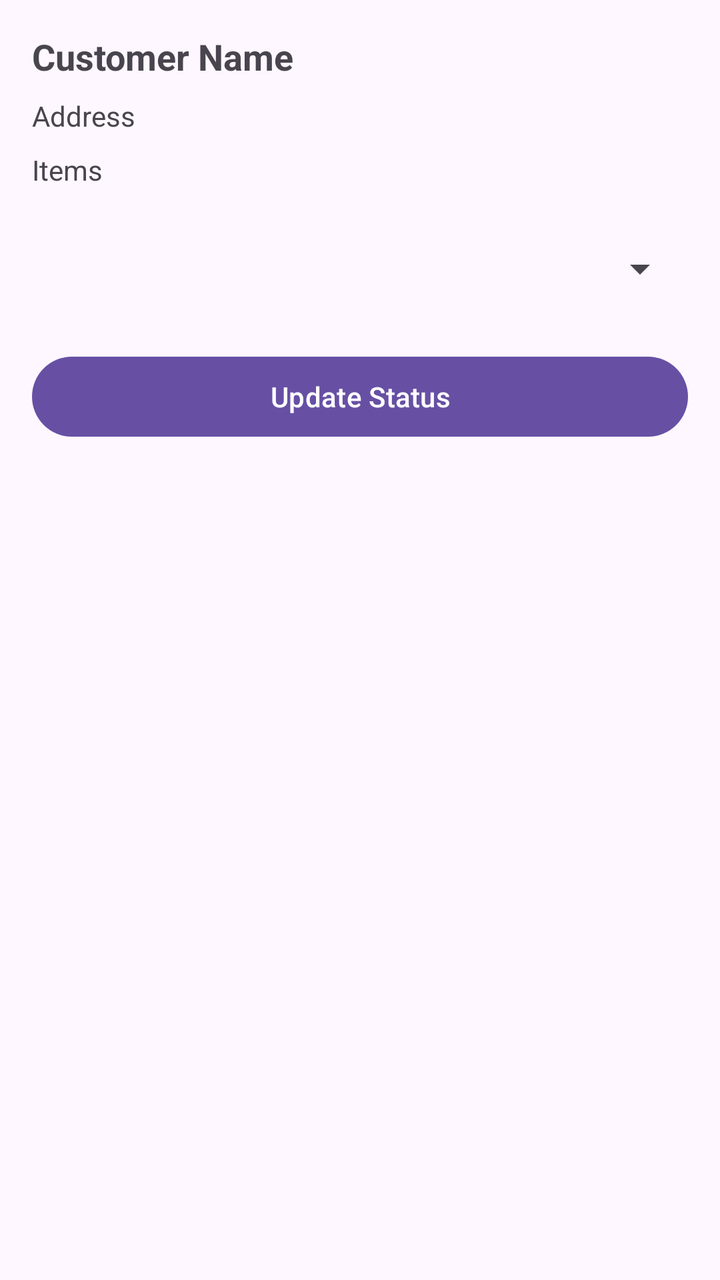
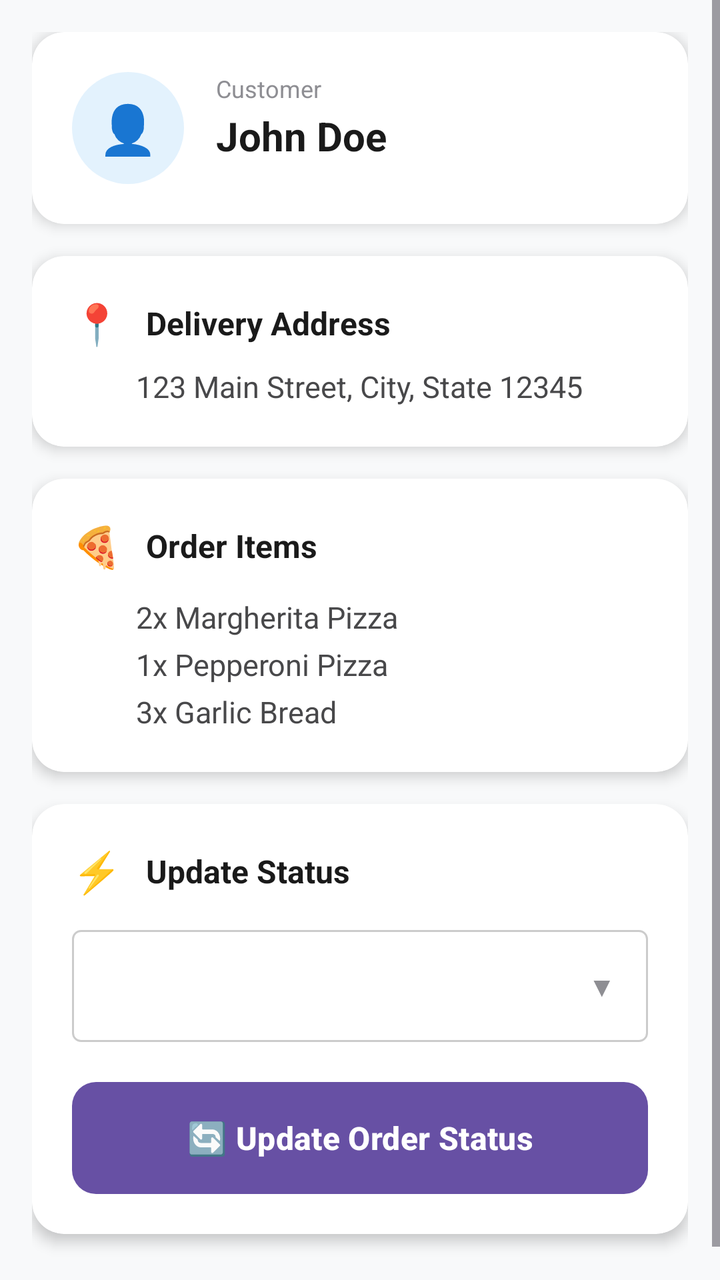

An Android layout rendered at two revisions. The XML below is the earlier revision; the diff shows what the commit changed to produce the second picture.
<!-- AndroidManifest.xml: application theme Theme.Pizzar11 -->
<!-- res/layout/activity_order_details.xml -->
<?xml version="1.0" encoding="utf-8"?>
<LinearLayout xmlns:android="http://schemas.android.com/apk/res/android"
    android:layout_width="match_parent"
    android:layout_height="match_parent"
    android:orientation="vertical"
    android:padding="16dp">

    <TextView
        android:id="@+id/tvCustomerName"
        android:layout_width="match_parent"
        android:layout_height="wrap_content"
        android:text="Customer Name"
        android:textSize="18sp"
        android:textStyle="bold" />

    <TextView
        android:id="@+id/tvAddress"
        android:layout_width="match_parent"
        android:layout_height="wrap_content"
        android:text="Address"
        android:textSize="14sp"
        android:layout_marginTop="8dp" />

    <TextView
        android:id="@+id/tvItems"
        android:layout_width="match_parent"
        android:layout_height="wrap_content"
        android:text="Items"
        android:textSize="14sp"
        android:layout_marginTop="8dp" />



    <Spinner
        android:id="@+id/spinnerStatus"
        android:layout_width="match_parent"
        android:layout_height="48dp"
        android:layout_marginTop="16dp" />

    <Button
        android:id="@+id/btnUpdate"
        android:layout_width="match_parent"
        android:layout_height="48dp"
        android:text="Update Status"
        android:layout_marginTop="16dp" />

</LinearLayout>
<!-- resources referenced by this layout -->
<resources>
  <style name="Theme.Pizzar11" parent="Base.Theme.Pizzar11" />
  <style name="Base.Theme.Pizzar11" parent="Theme.Material3.DayNight.NoActionBar">
          
          
      </style>
</resources>

<!-- the commit's change to res/layout/activity_order_details.xml (unified diff, before → after) -->
@@ -1,47 +1,264 @@
 <?xml version="1.0" encoding="utf-8"?>
-<LinearLayout xmlns:android="http://schemas.android.com/apk/res/android"
+<ScrollView xmlns:android="http://schemas.android.com/apk/res/android"
+    xmlns:app="http://schemas.android.com/apk/res-auto"
     android:layout_width="match_parent"
     android:layout_height="match_parent"
-    android:orientation="vertical"
-    android:padding="16dp">
-
-    <TextView
-        android:id="@+id/tvCustomerName"
+    android:background="#F8F9FA">
+
+    <LinearLayout
         android:layout_width="match_parent"
         android:layout_height="wrap_content"
-        android:text="Customer Name"
-        android:textSize="18sp"
-        android:textStyle="bold" />
-
-    <TextView
-        android:id="@+id/tvAddress"
-        android:layout_width="match_parent"
-        android:layout_height="wrap_content"
-        android:text="Address"
-        android:textSize="14sp"
-        android:layout_marginTop="8dp" />
-
-    <TextView
-        android:id="@+id/tvItems"
-        android:layout_width="match_parent"
-        android:layout_height="wrap_content"
-        android:text="Items"
-        android:textSize="14sp"
-        android:layout_marginTop="8dp" />
-
-
-
-    <Spinner
-        android:id="@+id/spinnerStatus"
-        android:layout_width="match_parent"
-        android:layout_height="48dp"
-        android:layout_marginTop="16dp" />
-
-    <Button
-        android:id="@+id/btnUpdate"
-        android:layout_width="match_parent"
-        android:layout_height="48dp"
-        android:text="Update Status"
-        android:layout_marginTop="16dp" />
-
-</LinearLayout>
+        android:orientation="vertical"
+        android:padding="16dp">
+
+        
+        <androidx.cardview.widget.CardView
+            android:layout_width="match_parent"
+            android:layout_height="wrap_content"
+            android:layout_marginBottom="16dp"
+            app:cardCornerRadius="16dp"
+            app:cardElevation="4dp"
+            android:backgroundTint="#FFFFFF">
+
+            <LinearLayout
+                android:layout_width="match_parent"
+                android:layout_height="wrap_content"
+                android:orientation="horizontal"
+                android:padding="20dp">
+
+                
+                <LinearLayout
+                    android:layout_width="56dp"
+                    android:layout_height="56dp"
+                    android:background="@drawable/customer_icon_bg"
+                    android:gravity="center"
+                    android:layout_marginEnd="16dp">
+
+                    <TextView
+                        android:layout_width="wrap_content"
+                        android:layout_height="wrap_content"
+                        android:text="👤"
+                        android:textSize="24sp" />
+
+                </LinearLayout>
+
+                
+                <LinearLayout
+                    android:layout_width="0dp"
+                    android:layout_height="wrap_content"
+                    android:layout_weight="1"
+                    android:orientation="vertical">
+
+                    <TextView
+                        android:layout_width="wrap_content"
+                        android:layout_height="wrap_content"
+                        android:text="Customer"
+                        android:textSize="12sp"
+                        android:textColor="#8E8E93"
+                        android:textStyle="normal" />
+
+                    <TextView
+                        android:id="@+id/tvCustomerName"
+                        android:layout_width="wrap_content"
+                        android:layout_height="wrap_content"
+                        android:text="John Doe"
+                        android:textSize="20sp"
+                        android:textStyle="bold"
+                        android:textColor="#1A1A1A"
+                        android:layout_marginTop="2dp" />
+
+                </LinearLayout>
+
+            </LinearLayout>
+
+        </androidx.cardview.widget.CardView>
+
+        
+        <androidx.cardview.widget.CardView
+            android:layout_width="match_parent"
+            android:layout_height="wrap_content"
+            android:layout_marginBottom="16dp"
+            app:cardCornerRadius="16dp"
+            app:cardElevation="4dp"
+            android:backgroundTint="#FFFFFF">
+
+            <LinearLayout
+                android:layout_width="match_parent"
+                android:layout_height="wrap_content"
+                android:orientation="vertical"
+                android:padding="20dp">
+
+                <LinearLayout
+                    android:layout_width="match_parent"
+                    android:layout_height="wrap_content"
+                    android:orientation="horizontal"
+                    android:gravity="center_vertical"
+                    android:layout_marginBottom="8dp">
+
+                    <TextView
+                        android:layout_width="wrap_content"
+                        android:layout_height="wrap_content"
+                        android:text="📍"
+                        android:textSize="20sp"
+                        android:layout_marginEnd="12dp" />
+
+                    <TextView
+                        android:layout_width="wrap_content"
+                        android:layout_height="wrap_content"
+                        android:text="Delivery Address"
+                        android:textSize="16sp"
+                        android:textStyle="bold"
+                        android:textColor="#1A1A1A" />
+
+                </LinearLayout>
+
+                <TextView
+                    android:id="@+id/tvAddress"
+                    android:layout_width="match_parent"
+                    android:layout_height="wrap_content"
+                    android:text="123 Main Street, City, State 12345"
+                    android:textSize="15sp"
+                    android:textColor="#48484A"
+                    android:lineSpacingExtra="4dp"
+                    android:paddingStart="32dp" />
+
+            </LinearLayout>
+
+        </androidx.cardview.widget.CardView>
+
+        
+        <androidx.cardview.widget.CardView
+            android:layout_width="match_parent"
+            android:layout_height="wrap_content"
+            android:layout_marginBottom="16dp"
+            app:cardCornerRadius="16dp"
+            app:cardElevation="4dp"
+            android:backgroundTint="#FFFFFF">
+
+            <LinearLayout
+                android:layout_width="match_parent"
+                android:layout_height="wrap_content"
+                android:orientation="vertical"
+                android:padding="20dp">
+
+                <LinearLayout
+                    android:layout_width="match_parent"
+                    android:layout_height="wrap_content"
+                    android:orientation="horizontal"
+                    android:gravity="center_vertical"
+                    android:layout_marginBottom="12dp">
+
+                    <TextView
+                        android:layout_width="wrap_content"
+                        android:layout_height="wrap_content"
+                        android:text="🍕"
+                        android:textSize="20sp"
+                        android:layout_marginEnd="12dp" />
+
+                    <TextView
+                        android:layout_width="wrap_content"
+                        android:layout_height="wrap_content"
+                        android:text="Order Items"
+                        android:textSize="16sp"
+                        android:textStyle="bold"
+                        android:textColor="#1A1A1A" />
+
+                </LinearLayout>
+
+                <TextView
+                    android:id="@+id/tvItems"
+                    android:layout_width="match_parent"
+                    android:layout_height="wrap_content"
+                    android:text="2x Margherita Pizza\n1x Pepperoni Pizza\n3x Garlic Bread"
+                    android:textSize="15sp"
+                    android:textColor="#48484A"
+                    android:lineSpacingExtra="6dp"
+                    android:paddingStart="32dp" />
+
+            </LinearLayout>
+
+        </androidx.cardview.widget.CardView>
+
+        
+        <androidx.cardview.widget.CardView
+            android:layout_width="match_parent"
+            android:layout_height="wrap_content"
+            android:layout_marginBottom="24dp"
+            app:cardCornerRadius="16dp"
+            app:cardElevation="4dp"
+            android:backgroundTint="#FFFFFF">
+
+            <LinearLayout
+                android:layout_width="match_parent"
+                android:layout_height="wrap_content"
+                android:orientation="vertical"
+                android:padding="20dp">
+
+                <LinearLayout
+                    android:layout_width="match_parent"
+                    android:layout_height="wrap_content"
+                    android:orientation="horizontal"
+                    android:gravity="center_vertical"
+                    android:layout_marginBottom="16dp">
+
+                    <TextView
+                        android:layout_width="wrap_content"
+                        android:layout_height="wrap_content"
+                        android:text="⚡"
+                        android:textSize="20sp"
+                        android:layout_marginEnd="12dp" />
+
+                    <TextView
+                        android:layout_width="wrap_content"
+                        android:layout_height="wrap_content"
+                        android:text="Update Status"
+                        android:textSize="16sp"
+                        android:textStyle="bold"
+                        android:textColor="#1A1A1A" />
+
+                </LinearLayout>
+
+                
+                <LinearLayout
+                    android:layout_width="match_parent"
+                    android:layout_height="56dp"
+                    android:background="@drawable/spinner_background"
+                    android:gravity="center_vertical"
+                    android:paddingHorizontal="16dp"
+                    android:layout_marginBottom="20dp">
+
+                    <Spinner
+                        android:id="@+id/spinnerStatus"
+                        android:layout_width="0dp"
+                        android:layout_height="match_parent"
+                        android:layout_weight="1"
+                        android:background="@android:color/transparent"
+                        android:spinnerMode="dropdown" />
+
+                    <TextView
+                        android:layout_width="wrap_content"
+                        android:layout_height="wrap_content"
+                        android:text="▼"
+                        android:textSize="14sp"
+                        android:textColor="#8E8E93" />
+
+                </LinearLayout>
+
+                
+                <Button
+                    android:id="@+id/btnUpdate"
+                    android:layout_width="match_parent"
+                    android:layout_height="56dp"
+                    android:background="@drawable/update_button_bg"
+                    android:text="🔄 Update Order Status"
+                    android:textColor="#FFFFFF"
+                    android:textSize="16sp"
+                    android:textStyle="bold" />
+
+            </LinearLayout>
+
+        </androidx.cardview.widget.CardView>
+
+    </LinearLayout>
+
+</ScrollView>
<!-- resource entries referenced after the edit -->
@@ -1,5 +1,41 @@
 <!-- resources referenced by this layout -->
 <resources>
+  <!-- drawable customer_icon_bg (drawable) -->
+  <?xml version="1.0" encoding="utf-8"?>
+  <shape xmlns:android="http://schemas.android.com/apk/res/android">
+      <solid android:color="#E3F2FD" />
+      <corners android:radius="28dp" />
+  </shape>
+  <!-- drawable spinner_background (drawable) -->
+  <?xml version="1.0" encoding="utf-8"?>
+  <shape xmlns:android="http://schemas.android.com/apk/res/android">
+      <solid android:color="#ffffff" />
+      <stroke
+          android:width="1dp"
+          android:color="#cccccc" />
+      <corners android:radius="4dp" />
+      <padding
+          android:left="12dp"
+          android:top="8dp"
+          android:right="12dp"
+          android:bottom="8dp" />
+  </shape>
+  <!-- drawable update_button_bg (drawable) -->
+  <?xml version="1.0" encoding="utf-8"?>
+  <selector xmlns:android="http://schemas.android.com/apk/res/android">
+      <item android:state_pressed="true">
+          <shape>
+              <solid android:color="#1976D2" />
+              <corners android:radius="12dp" />
+          </shape>
+      </item>
+      <item>
+          <shape>
+              <solid android:color="#2196F3" />
+              <corners android:radius="12dp" />
+          </shape>
+      </item>
+  </selector>
   <style name="Theme.Pizzar11" parent="Base.Theme.Pizzar11" />
   <style name="Base.Theme.Pizzar11" parent="Theme.Material3.DayNight.NoActionBar">
           
